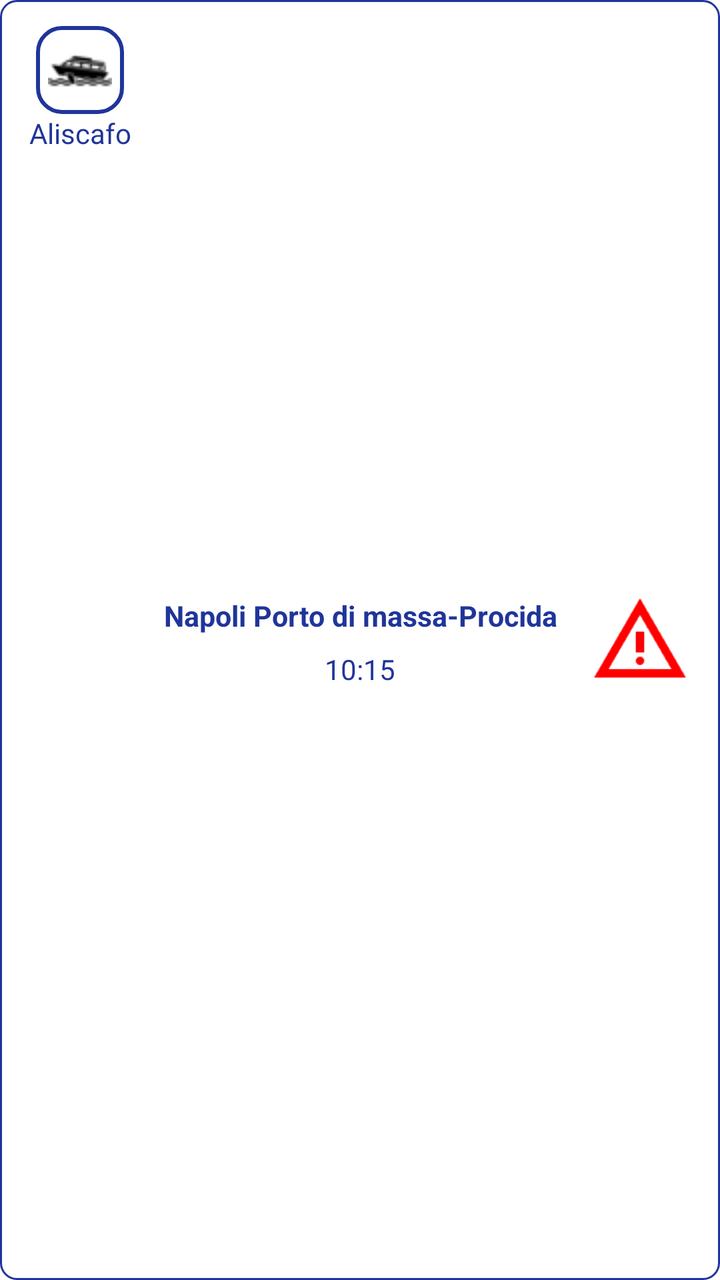
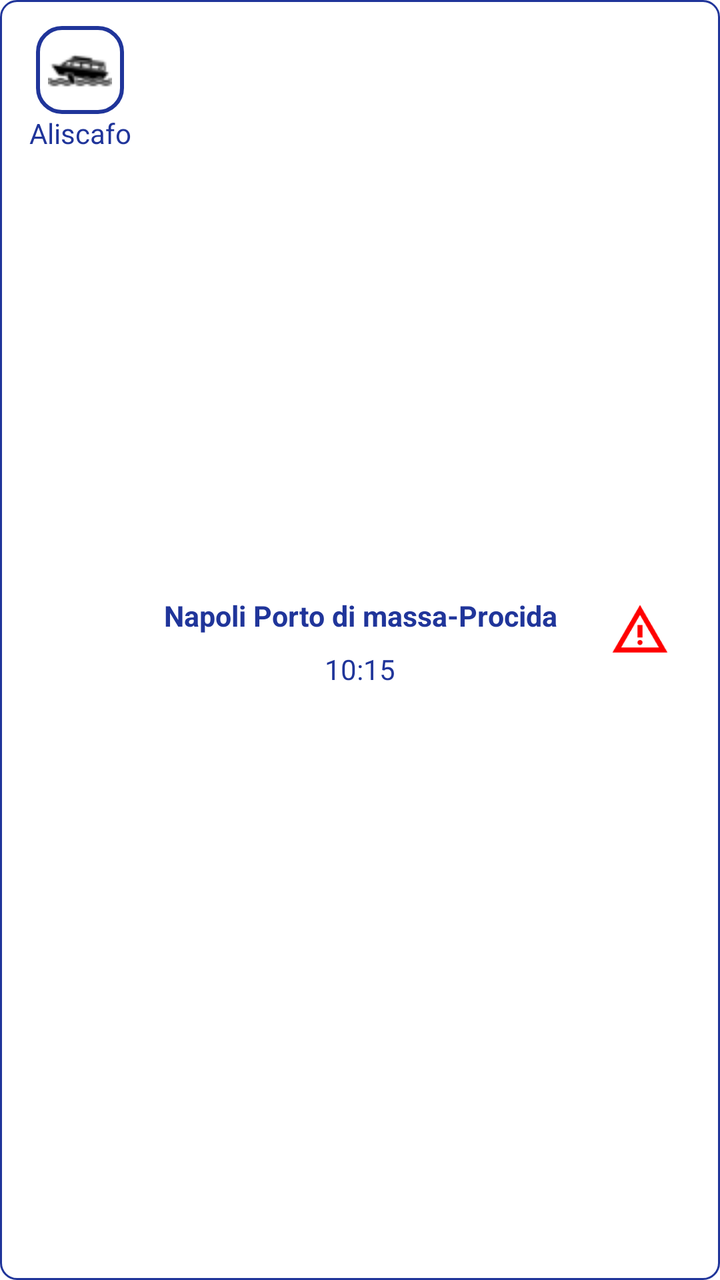

An Android layout rendered at two revisions. The XML below is the earlier revision; the diff shows what the commit changed to produce the second picture.
<!-- AndroidManifest.xml: application theme UnoProcidaResidenteTheme -->
<!-- res/layout/list_item.xml -->
<?xml version="1.0" encoding="utf-8"?>

<LinearLayout xmlns:android="http://schemas.android.com/apk/res/android"
    android:id="@+id/layout_list_item"
    android:orientation="horizontal"
    android:layout_width="match_parent"
    android:layout_height="wrap_content"
    android:layout_marginHorizontal="10dp"
    android:background="@drawable/list_item_background"
    android:descendantFocusability="blocksDescendants"
    android:padding="5dp">

    <TextView
        android:id="@+id/text_view_list_item_mezzo"
        android:layout_width="0dp"
        android:layout_weight="0.2"
        android:layout_height="wrap_content"
        android:text="Aliscafo"
        android:textColor="@color/secondaryColor"
        android:gravity="center"
        android:textSize="14sp"
        android:drawableTop="@drawable/background_icon_list_item"
        android:paddingTop="8dp"
        android:paddingBottom="8dp"/>




    <LinearLayout
        android:layout_width="0dp"
        android:layout_weight="0.6"
        android:layout_height="wrap_content"
        android:orientation="vertical"
        android:layout_gravity="center"
        android:padding="5dp"
        >
        <TextView
            android:id="@+id/text_view_list_item_Partenza_Arrivo"
            android:layout_width="wrap_content"
            android:layout_height="0dp"
            android:layout_weight="0.65"
            android:text="Napoli Porto di massa-Procida"
            android:textColor="@color/secondaryColor"
            android:textStyle="bold"
            android:lines="1"
            android:autoSizeTextType="uniform"
            android:textSize="18sp"
            android:gravity="center"
            android:layout_gravity="center"/>
        <TextView
            android:id="@+id/text_view_list_item_Orario"
            android:layout_width="wrap_content"
            android:layout_height="wrap_content"
            android:text="10:15"
            android:textColor="@color/secondaryColor"
            android:autoSizeTextType="uniform"
            android:autoSizeMinTextSize="14sp"
            android:gravity="center"
            android:layout_gravity="center"
            android:layout_marginTop="5dp"/>
    </LinearLayout>

    <ImageView
        android:id="@+id/image_view_warning"
        android:layout_width="0dp"
        android:layout_weight="0.2"
        android:layout_height="match_parent"
        android:src="@drawable/warning_icon"
        android:padding="10dp"
        android:contentDescription="Info"/>


</LinearLayout>
<!-- resources referenced by this layout -->
<resources>
  <color name="secondaryColor">#20359A</color>
  <!-- drawable background_icon_list_item (drawable) -->
  <?xml version="1.0" encoding="utf-8"?>
  
  <layer-list xmlns:android="http://schemas.android.com/apk/res/android">
      <item>
          <shape android:shape="rectangle">
              <solid android:color="@android:color/transparent"/>
              <stroke android:width="2dp" android:color="@color/secondaryColor"/>
              <corners android:radius="12dp"/>
          </shape>
      </item>
  
      <item>
          <inset
              android:insetTop="6dp"
              android:insetBottom="6dp"
              android:insetLeft="6dp"
              android:insetRight="6dp">
              <bitmap android:src="@drawable/aliscafo_icon" android:gravity="center"/>
          </inset>
      </item>
  </layer-list>
  <!-- drawable list_item_background (drawable) -->
  <?xml version="1.0" encoding="utf-8"?>
  
  <shape xmlns:android="http://schemas.android.com/apk/res/android"
      android:shape="rectangle">
  
      <corners android:radius="8dp"/>
      <solid android:color="@color/list_item_background_color"/>
      <stroke android:width="1dp" android:color="@color/list_item_border_color"/>
  </shape>
  <!-- drawable warning_icon: png bitmap (drawable, 1366 bytes) -->
  <style name="UnoProcidaResidenteTheme" parent="Theme.MaterialComponents.Light.NoActionBar">
  
          <item name="android:actionMenuTextColor">@color/white</item>
  
          <item name="android:textColorPrimary">@color/text_primary_color</item>
  
          <item name="android:spinnerItemStyle">@style/MySpinnerTextStyle</item>
          <item name="android:spinnerDropDownItemStyle">@style/MySpinnerDropDownTextStyle</item>
      </style>
  <!-- drawable aliscafo_icon: png bitmap (drawable, 862 bytes) -->
  <color name="list_item_background_color">#FFFFFF</color>
  <color name="list_item_border_color">#20359A</color>
  <color name="white">#FFFFFF</color>
  <color name="text_primary_color">#20359A</color>
  <style name="MySpinnerTextStyle" parent="android:Widget.TextView.SpinnerItem">
          <item name="android:textColor">@color/text_primary_color</item>
      </style>
  <style name="MySpinnerDropDownTextStyle" parent="android:Widget.TextView.SpinnerItem">
          <item name="android:textColor">@android:color/holo_red_dark</item>
      </style>
</resources>

<!-- the commit's change to res/layout/list_item.xml (unified diff, before → after) -->
@@ -66,7 +66,8 @@
         android:layout_weight="0.2"
         android:layout_height="match_parent"
         android:src="@drawable/warning_icon"
-        android:padding="10dp"
+        android:paddingHorizontal="20dp"
+        android:paddingBottom="10dp"
         android:contentDescription="Info"/>
 
 
